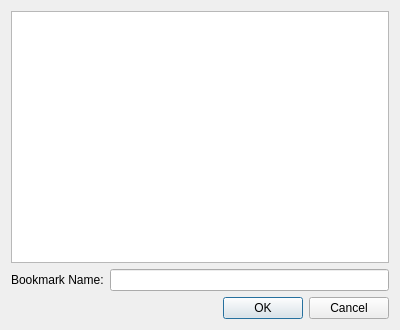
First picture: the form in src/savebookmarkdialog.ui, repository mimecorg/fraqtive, before the edit.
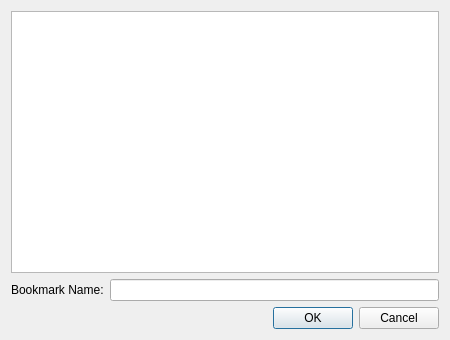
Second picture: the form after the edit. Custom widgets are drawn as their Qt base class.

Commit message: increased size of bookmark and preset dialogs

```diff
--- a/src/savebookmarkdialog.ui
+++ b/src/savebookmarkdialog.ui
@@ -5,8 +5,8 @@
    <rect>
     <x>0</x>
     <y>0</y>
-    <width>400</width>
-    <height>330</height>
+    <width>450</width>
+    <height>340</height>
    </rect>
   </property>
   <property name="windowTitle" >
```
The commit also changes 3 other files.
